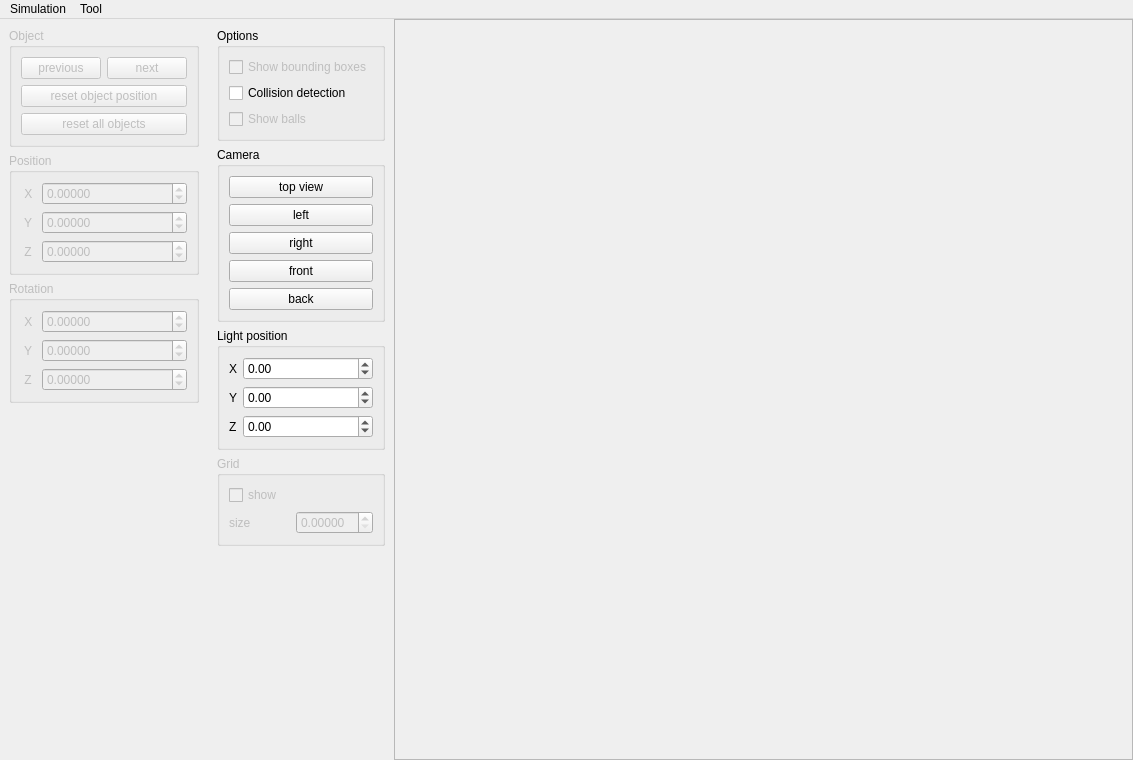
The window that rcinnerModelSimulator/src/guiDlg.ui (robocomp/tools) describes before a commit, drawn with Qt 5.
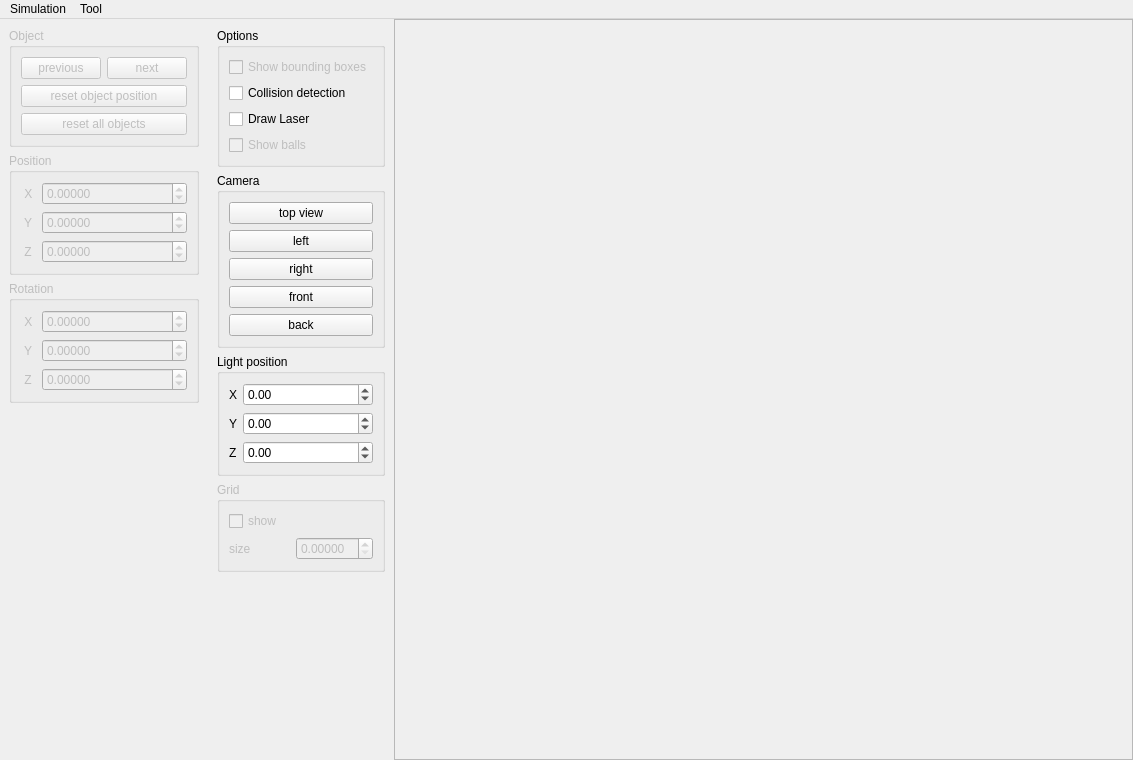
The same window after the commit.

Commit message: RCIS draws laser by checking "draw laser" in Tool -> visual -> options.

Diff of the .ui file:
```diff
--- a/rcinnerModelSimulator/src/guiDlg.ui
+++ b/rcinnerModelSimulator/src/guiDlg.ui
@@ -277,6 +277,16 @@
               </property>
              </widget>
             </item>
+            <item>
+             <widget class="QCheckBox" name="drawLaser">
+              <property name="text">
+               <string>Draw Laser</string>
+              </property>
+              <property name="checked">
+               <bool>false</bool>
+              </property>
+             </widget>
+            </item>
             <item>
              <widget class="QCheckBox" name="showBalls">
               <property name="enabled">
```
Left out of the diff: 2 changed lines with no effect on the pictures. The commit also changes 2 other files.
